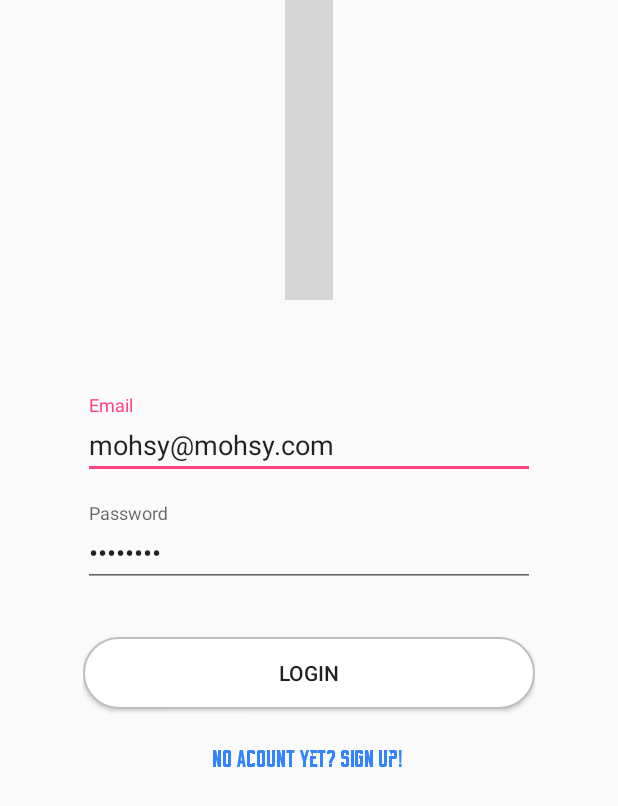
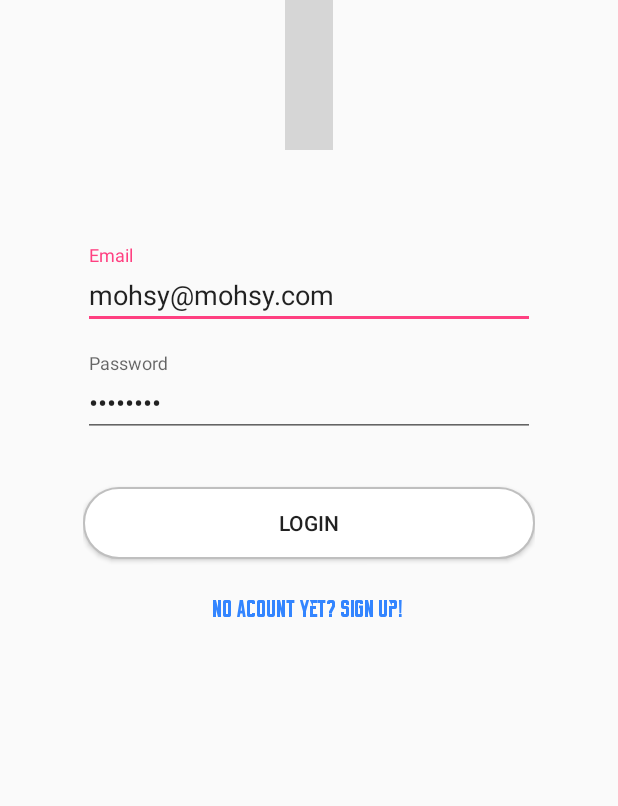
Before and after one commit to 40183396/MohsBehaviourChangingAppProject, an Android app: the screen it shows after launch (ActivityLogin), on a phone screen of 412 x 824 dp. Shown: the top 806 px of the screen. Run offline under Robolectric (Android 15) with nearby library versions, the phone set to English and light mode, and no system bars; our stand-ins replace ButterKnife, Firebase (no records; nobody signed in at launch, a user with empty details on screens opened directly); libraries missing offline, so code that uses them is left out: com.sdsmdg.harjot, es.dmoral.toasty; plain views replace RotatingTextWrapper; 7 statements that could not run were skipped; grey boxes are pictures that could not be loaded.

Commit message:
Fixed Bug With Entering Reps

```diff
--- a/app/src/main/java/com/napier/mohs/instagramclone/Diary/FragmentAddWeights.java
+++ b/app/src/main/java/com/napier/mohs/instagramclone/Diary/FragmentAddWeights.java
@@ -141,14 +141,14 @@ public class FragmentAddWeights extends Fragment{
 
     @OnClick(R.id.btnIncreaseRepsAddDiary)
     public void increaseReps(){
-        numberReps += 2.5;
+        numberReps += 1;
         String stringReps = Double.toString(numberReps);
         diaryReps.setText(stringReps);
     }
 
     @OnClick(R.id.btnDecreaseRepsAddDiary)
     public void decreaseReps(){
-        numberReps -= 2.5;
+        numberReps -= 1;
         if(numberReps<0){
             numberReps=0;
         }
--- a/app/src/main/res/layout/activity_login.xml
+++ b/app/src/main/res/layout/activity_login.xml
@@ -5,7 +5,7 @@
     android:layout_height="match_parent">
     <RelativeLayout
         android:layout_width="match_parent"
-        android:layout_height="200dp"
+        android:layout_height="100dp"
         android:id="@+id/relLayout1">
 
         <com.sdsmdg.harjot.rotatingtext.RotatingTextWrapper
--- a/app/src/main/res/values/strings.xml
+++ b/app/src/main/res/values/strings.xml
@@ -51,9 +51,12 @@
     <string name="tags_field">tags</string>
     <string name="image_path_field">image_path</string>
     <string name="comments_field">comments</string>
+
+
     <string name="exercise_name_field">exercise_name</string>
     <string name="exercise_id_field">exercise_id</string>
     <string name="exercise_unit_field">unit</string>
+    <string name="exercises_field">exercises</string>
 
     <!-- Intent Extras-->
     <string name="calling_activity">calling_activity</string>
```
